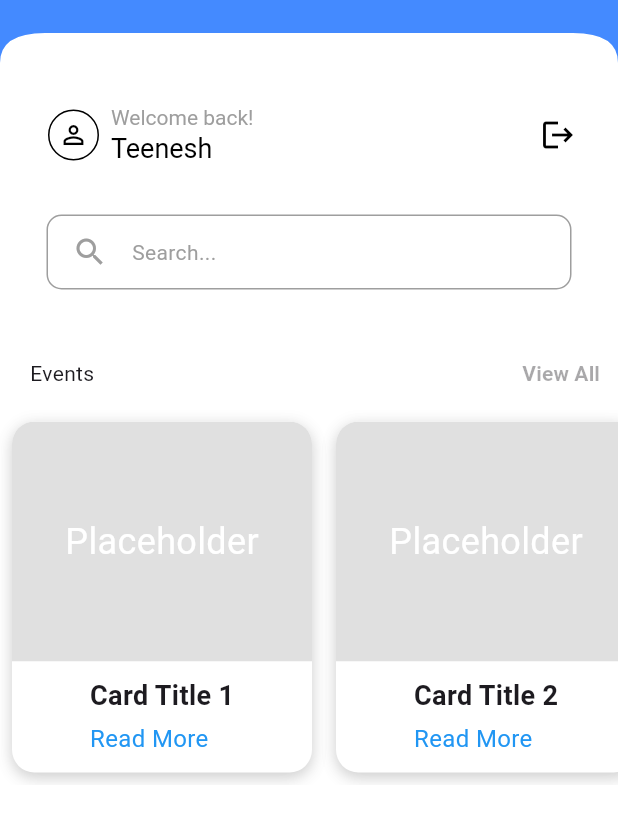
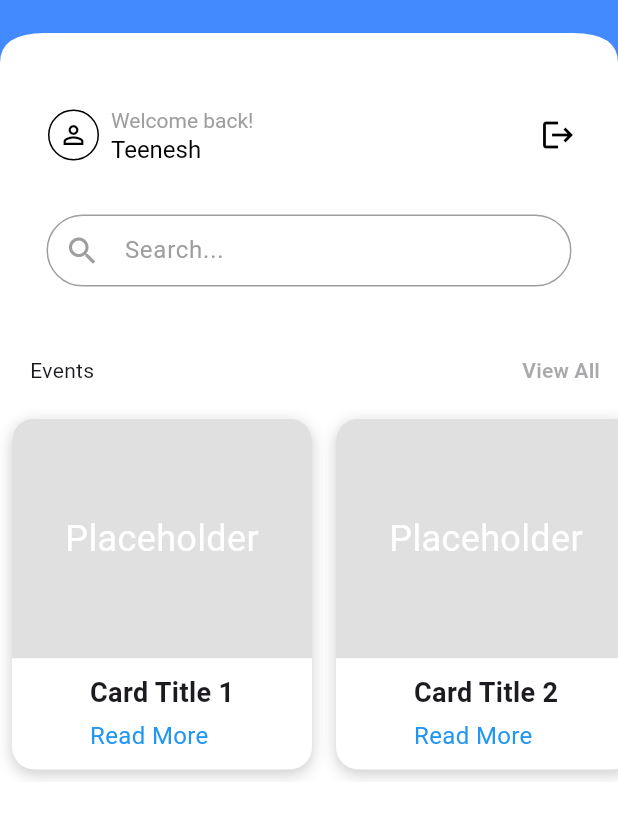
Before and after one commit to teenesh10/Daiman-Mobile-App, a Flutter app: the HomePage screen opened directly, on a phone screen of 412 x 824 dp. Shown: the part 312-1134 px from the top of the screen. Run offline on Flutter 3.47's test engine with Material 3 defaults, Android fonts, the light colour scheme and no system bars; our stand-ins replace awesome_snackbar_content, cloud_firestore, firebase_auth, firebase_core, flutter_screenutil, google_fonts and 2 more; accounts and stored records are empty; Roboto replaces fonts that are missing (Poppins).

Commit message:
small fix

```diff
--- a/daiman_mobile/lib/views/widgets/appbar.dart
+++ b/daiman_mobile/lib/views/widgets/appbar.dart
@@ -9,7 +9,7 @@ class CustomAppBar extends StatelessWidget implements PreferredSizeWidget {
     this.leadingOnPressed,
     this.showBackArrows = false,
     required Color backgroundColor,
-  }): _backgroundColor = backgroundColor;
+  }) : _backgroundColor = backgroundColor;
 
   final Widget? title;
   final bool showBackArrows;
--- a/daiman_mobile/lib/views/widgets/home_appbar.dart
+++ b/daiman_mobile/lib/views/widgets/home_appbar.dart
@@ -42,7 +42,7 @@ class HomeAppBar extends StatelessWidget {
                 'Teenesh', // Replace with your actual subtitle text
                 style: TextStyle(
                   color: Colors.black, // Set the color of the subtitle text
-                  fontSize: 18, // Set the font size for the subtitle
+                  fontSize: 16, // Set the font size for the subtitle
                 ),
               ),
             ],
--- a/daiman_mobile/lib/views/widgets/search_bar.dart
+++ b/daiman_mobile/lib/views/widgets/search_bar.dart
@@ -1,33 +1,41 @@
 import 'package:flutter/material.dart';
 
 class SearchContainer extends StatelessWidget {
-  const SearchContainer({
-    super.key,
-  });
+  const SearchContainer({super.key});
 
   @override
   Widget build(BuildContext context) {
-    return Container(
-      width:
-          350.0, // Set a fixed width for a shorter search bar
-      height:
-          50.0, // Increase height for a taller search bar
-      padding: const EdgeInsets.symmetric(
-          horizontal: 16.0), // Adjust padding as needed
-      decoration: BoxDecoration(
-        color: Colors.white,
-        borderRadius: BorderRadius.circular(10.0),
-        border: Border.all(color: Colors.grey),
-      ),
-      child: const Row(
-        children: [
-          Icon(Icons.search, color: Colors.grey),
-          SizedBox(width: 16.0),
-          Text(
-            'Search...',
-            style: TextStyle(color: Colors.grey),
+    return SizedBox(
+      width: 350.0, // Adjust the width here as needed
+      child: TextFormField(
+        textAlignVertical: TextAlignVertical.center,
+        style: const TextStyle(
+          fontSize: 16,
+          height: 1.0,
+        ),
+        decoration: InputDecoration(
+          prefixIcon: const Icon(
+            Icons.search,
+            color: Colors.grey,
+            size: 24,
           ),
-        ],
+          floatingLabelBehavior: FloatingLabelBehavior.never,
+          labelText: "Search...",
+          labelStyle: const TextStyle(color: Colors.grey),
+          filled: true,
+          fillColor: Colors.white,
+          enabledBorder: OutlineInputBorder(
+            borderRadius: BorderRadius.circular(25.0),
+            borderSide: const BorderSide(color: Colors.grey),
+          ),
+          focusedBorder: OutlineInputBorder(
+            borderRadius: BorderRadius.circular(25.0),
+            borderSide: const BorderSide(color: Colors.blue),
+          ),
+          isDense: true,
+          contentPadding:
+              const EdgeInsets.symmetric(vertical: 10.0, horizontal: 16.0),
+        ),
       ),
     );
   }
```
